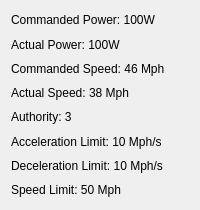
Old version of the form TrainModel/trainmodelmovementdialog.ui in the repository shamuraii/ECE1140.
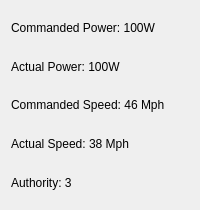
New version of the form.

```diff
--- a/TrainModel/trainmodelmovementdialog.ui
+++ b/TrainModel/trainmodelmovementdialog.ui
@@ -61,27 +61,6 @@
      </property>
     </widget>
    </item>
-   <item>
-    <widget class="QLabel" name="label_6">
-     <property name="text">
-      <string>Acceleration Limit: 10 Mph/s</string>
-     </property>
-    </widget>
-   </item>
-   <item>
-    <widget class="QLabel" name="label_7">
-     <property name="text">
-      <string>Deceleration Limit: 10 Mph/s</string>
-     </property>
-    </widget>
-   </item>
-   <item>
-    <widget class="QLabel" name="label_8">
-     <property name="text">
-      <string>Speed Limit: 50 Mph</string>
-     </property>
-    </widget>
-   </item>
   </layout>
  </widget>
  <resources/>
```
